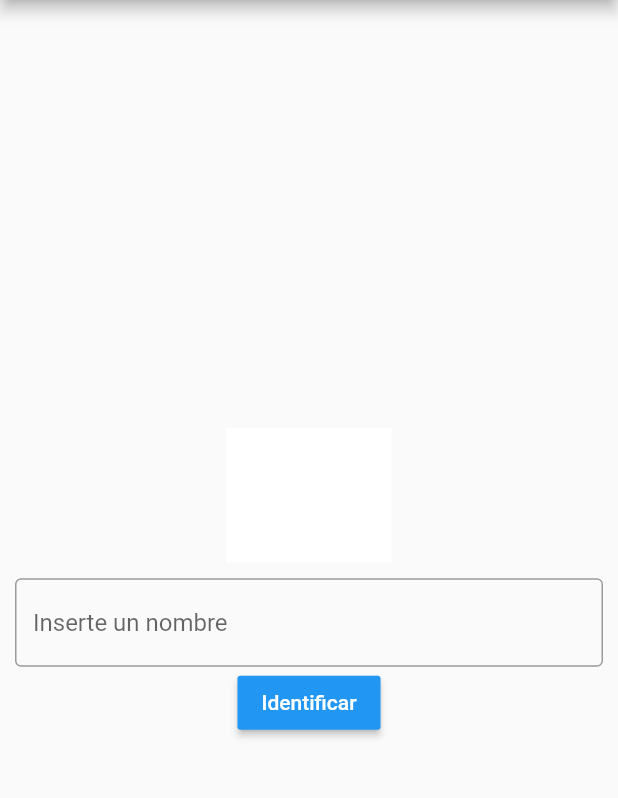
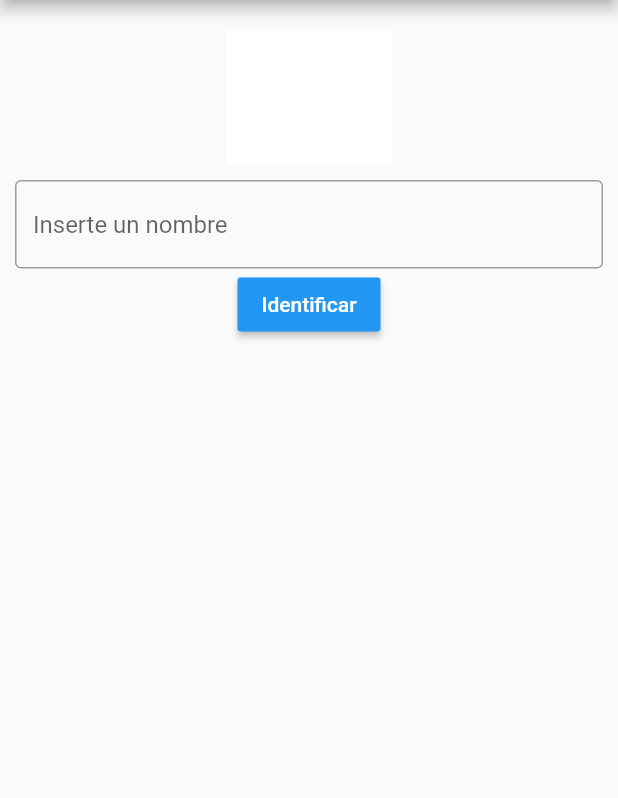
Before and after one commit to Alexander-PE/tarea6, a Flutter app: the screen it shows after launch, on a phone screen of 412 x 824 dp, the part 84-882 px from its top. Run offline on Flutter 3.47's test engine with Material 2 defaults, Android fonts, the light colour scheme and no system bars; our stand-ins replace dio.

Commit message:
Final update Genero

```diff
--- a/lib/pages/Genero.dart
+++ b/lib/pages/Genero.dart
@@ -37,7 +37,7 @@ class _GeneroState extends State<Genero> {
     return Padding(
       padding: const EdgeInsets.all(10.0),
       child: Column(
-        mainAxisAlignment: MainAxisAlignment.center,
+        crossAxisAlignment: CrossAxisAlignment.center,
         children: [
 
           FractionalTranslation(
```
